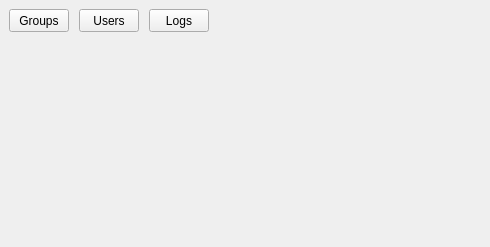
Above: server/gui/mainwindow.ui from EPecherkin/diplom before the change. Below: the same form after it.
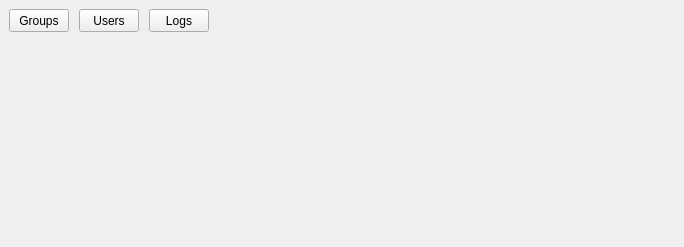
That is the form after the change.

Patch:
```diff
--- a/server/gui/mainwindow.ui
+++ b/server/gui/mainwindow.ui
@@ -6,7 +6,7 @@
    <rect>
     <x>0</x>
     <y>0</y>
-    <width>490</width>
+    <width>684</width>
     <height>247</height>
    </rect>
   </property>
```
